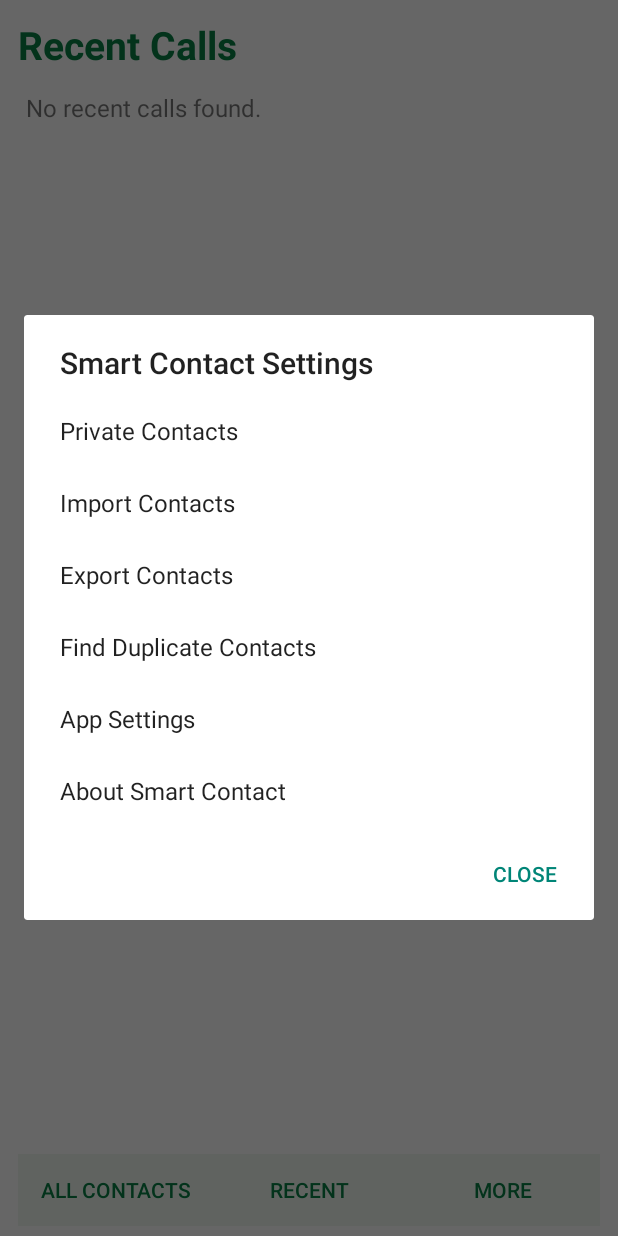
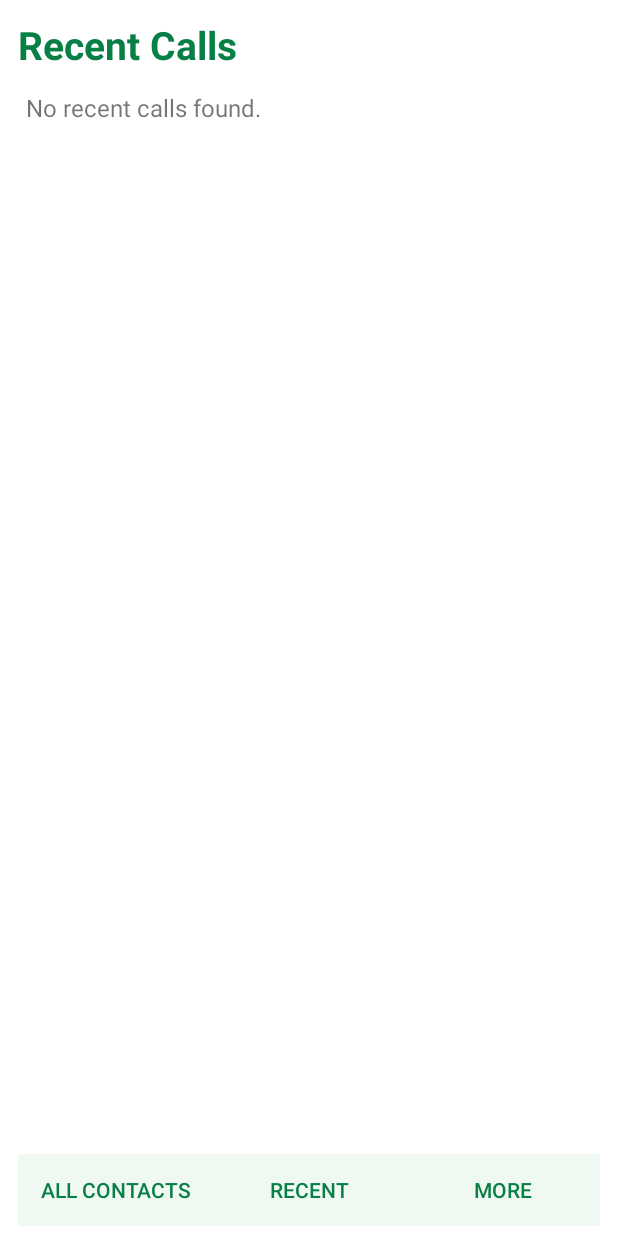
Before and after one commit to Safreshessential/Smart-Contact-app, an Android app: the screen it shows after launch (MainActivity), after a tap on "MORE", on a phone screen of 412 x 824 dp. Run offline under Robolectric (Android 15) with nearby library versions, the phone set to English and light mode, and no system bars; 1 statement that could not run was skipped; 3 other taps on this screen came first.

Commit message:
Update MainActivity.kt

```diff
--- a/app/src/main/java/com/safroshessential/smartcontact/MainActivity.kt
+++ b/app/src/main/java/com/safroshessential/smartcontact/MainActivity.kt
@@ -537,31 +537,7 @@ class MainActivity : Activity() {
 
     // MORE / SETTINGS MENU
 
-    private fun showMoreMenu() {
-        val options = arrayOf(
-            "Private Contacts",
-            "Import Contacts",
-            "Export Contacts",
-            "Find Duplicate Contacts",
-            "App Settings",
-            "About Smart Contact"
-        )
-
-        AlertDialog.Builder(this)
-            .setTitle("Smart Contact Settings")
-            .setItems(options) { _, which ->
-                when (which) {
-                    0 -> openPrivateContacts()
-                    1 -> importContacts()
-                    2 -> exportContacts()
-                    3 -> showDuplicateContacts()
-                    4 -> showAppSettings()
-                    5 -> showAbout()
-                }
-            }
-            .setNegativeButton("Close", null)
-            .show()
-    }
+    val
 
     private fun showAppSettings() {
         AlertDialog.Builder(this)
```
